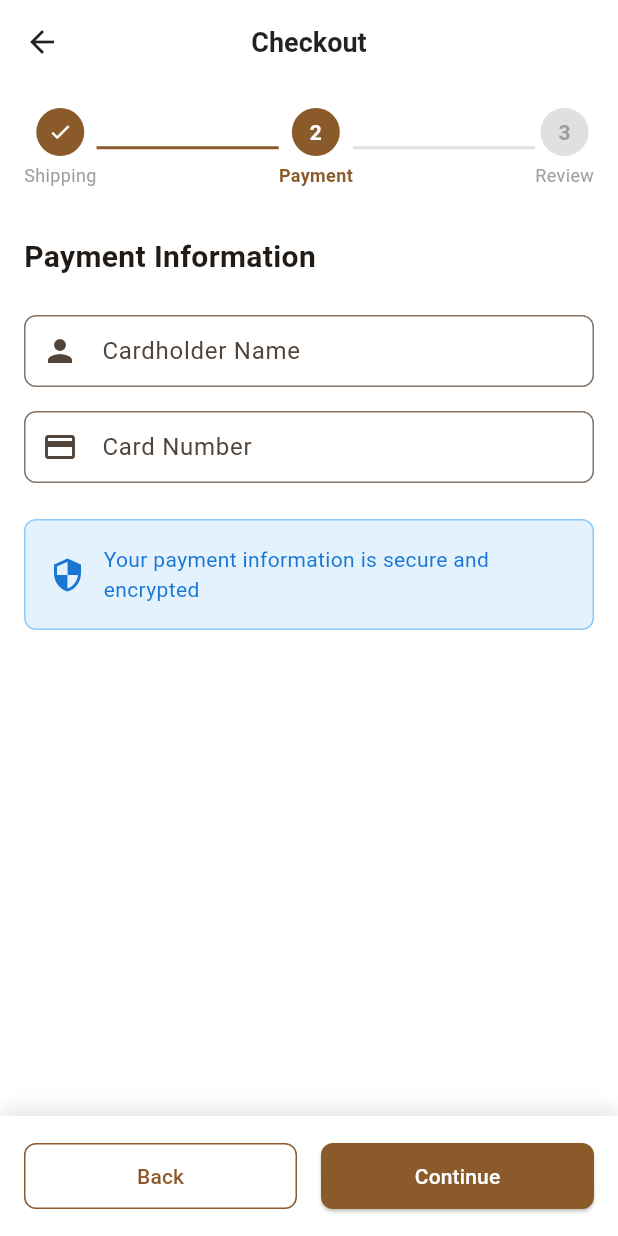
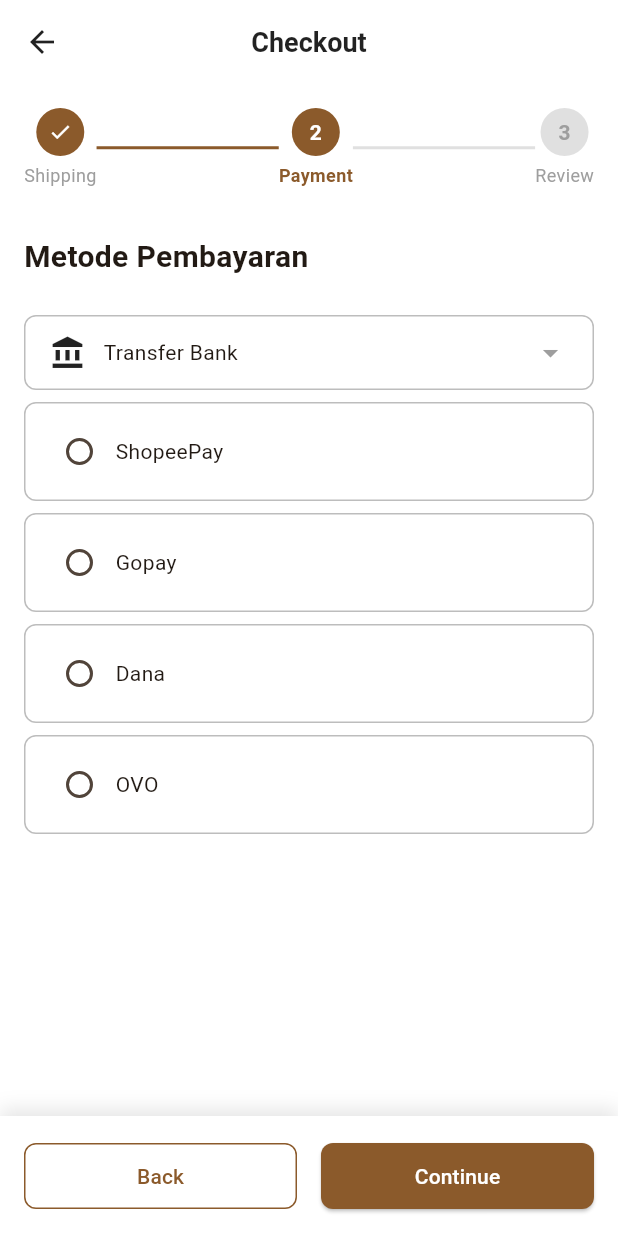
Before and after one commit to nazuhifu/responsi-pab, a Flutter app: the CheckoutScreen screen opened by its route, swiped to page 2, on a phone screen of 412 x 824 dp. Run offline on Flutter 3.47's test engine with Material 3 defaults, Android fonts, the phone set to English and light mode, and no system bars; our stand-ins replace carousel_slider, cloud_firestore, firebase_auth, firebase_core, flutter_rating_bar, image_picker and 1 more; accounts and stored records are empty.

Commit message:
new payment method

```diff
--- a/lib/screens/cart/checkout_screen.dart
+++ b/lib/screens/cart/checkout_screen.dart
@@ -5,6 +5,19 @@
 import '../../providers/auth_provider.dart';
 import '../../utils/app_theme.dart';
 import '../../widgets/checkout_step.dart';
+
+  enum PaymentMethod { bankTransfer, shopeePay, gopay, dana, ovo }
+  enum BankOption {
+    bni,
+    bri,
+    bca,
+    mandiri,
+    jago,
+    seabank,
+    permata,
+    bsi,
+    cimb
+  }
 
 class CheckoutScreen extends StatefulWidget {
   const CheckoutScreen({super.key});
@@ -236,83 +249,138 @@
     );
   }
 
+  PaymentMethod? _selectedPaymentMethod;
+  BankOption? _selectedBank;
+
   Widget _buildPaymentStep() {
     return SingleChildScrollView(
       padding: const EdgeInsets.all(16),
-      child: Form(
-        key: _paymentFormKey,
       child: Column(
         crossAxisAlignment: CrossAxisAlignment.start,
         children: [
           const Text(
-              'Payment Information',
-              style: TextStyle(
-                fontSize: 20,
-                fontWeight: FontWeight.bold,
-              ),
+            'Metode Pembayaran',
+            style: TextStyle(fontSize: 20, fontWeight: FontWeight.bold),
           ),
           const SizedBox(height: 24),
-            TextFormField(
-              controller: _cardHolderController,
-              decoration: const InputDecoration(
-                labelText: 'Cardholder Name',
-                prefixIcon: Icon(Icons.person),
+
+          // Transfer Bank
+          GestureDetector(
+            onTap: () => setState(() => _selectedPaymentMethod = PaymentMethod.bankTransfer),
+            child: Container(
+              padding: const EdgeInsets.symmetric(vertical: 12, horizontal: 16),
+              margin: const EdgeInsets.only(bottom: 8),
+              decoration: BoxDecoration(
+                border: Border.all(
+                  color: _selectedPaymentMethod == PaymentMethod.bankTransfer
+                      ? AppTheme.primaryColor
+                      : Colors.grey.shade400,
                 ),
-              validator: (value) {
-                if (value == null || value.isEmpty) {
-                  return 'Please enter cardholder name';
-                }
-                return null;
-              },
-            ),
-            const SizedBox(height: 16),
-            TextFormField(
-              controller: _cardNumberController,
-              decoration: const InputDecoration(
-                labelText: 'Card Number',
-                prefixIcon: Icon(Icons.credit_card),
-                hintText: '1234 5678 9012 3456',
-              ),
-              keyboardType: TextInputType.number,
-              validator: (value) {
-                if (value == null || value.isEmpty) {
-                  return 'Please enter card number';
-                }
-                if (value.length < 16) {
-                  return 'Please enter a valid card number';
-                }
-                return null;
-              },
-            ),
-            const SizedBox(height: 24),
-            Container(
-              padding: const EdgeInsets.all(16),
-              decoration: BoxDecoration(
-                color: Colors.blue.shade50,
                 borderRadius: BorderRadius.circular(8),
-                border: Border.all(color: Colors.blue.shade200),
               ),
               child: Row(
                 children: [
-                  Icon(Icons.security, color: Colors.blue.shade700),
+                  const Icon(Icons.account_balance),
                   const SizedBox(width: 12),
-                  Expanded(
-                    child: Text(
-                      'Your payment information is secure and encrypted',
-                      style: TextStyle(
-                        color: Colors.blue.shade700,
-                        fontSize: 14,
-                      ),
-                    ),
+                  const Expanded(child: Text("Transfer Bank")),
+                  Icon(
+                    Icons.arrow_drop_down,
+                    color: _selectedPaymentMethod == PaymentMethod.bankTransfer
+                        ? AppTheme.primaryColor
+                        : Colors.grey,
                   ),
                 ],
               ),
             ),
+          ),
+
+          // List bank muncul kalau Transfer Bank dipilih
+          if (_selectedPaymentMethod == PaymentMethod.bankTransfer)
+            Padding(
+              padding: const EdgeInsets.only(left: 16),
+              child: Container(
+                constraints: BoxConstraints(
+                  maxHeight: 250, // batasi tinggi maksimal agar bisa discroll
+                ),
+                child: ListView(
+                  shrinkWrap: true,
+                  physics: const NeverScrollableScrollPhysics(),
+                  children: BankOption.values.map((bank) {
+                    final bankNames = {
+                      BankOption.bni: "Bank BNI",
+                      BankOption.bri: "Bank BRI",
+                      BankOption.bca: "Bank BCA",
+                      BankOption.mandiri: "Bank Mandiri",
+                      BankOption.jago: "Bank Jago",
+                      BankOption.seabank: "SeaBank",
+                      BankOption.permata: "Bank Permata",
+                      BankOption.bsi: "Bank Syariah Indonesia",
+                      BankOption.cimb: "Bank CIMB Niaga",
+                    };
+                    return RadioListTile<BankOption>(
+                      dense: true,
+                      visualDensity: const VisualDensity(horizontal: -4, vertical: -4),
+                      contentPadding: EdgeInsets.zero,
+                      title: Text(
+                        bankNames[bank]!,
+                        style: const TextStyle(fontSize: 13),
+                      ),
+                      value: bank,
+                      groupValue: _selectedBank,
+                      onChanged: (value) => setState(() => _selectedBank = value),
+                    );
+                  }).toList(),
+                ),
+              ),
+            ),
+
+          // Metode lain
+          ...[
+            PaymentMethod.shopeePay,
+            PaymentMethod.gopay,
+            PaymentMethod.dana,
+            PaymentMethod.ovo,
+          ].map((method) {
+            final labels = {
+              PaymentMethod.shopeePay: "ShopeePay",
+              PaymentMethod.gopay: "Gopay",
+              PaymentMethod.dana: "Dana",
+              PaymentMethod.ovo: "OVO",
+            };
+            return GestureDetector(
+              onTap: () => setState(() => _selectedPaymentMethod = method),
+              child: Container(
+                margin: const EdgeInsets.only(bottom: 8),
+                padding: const EdgeInsets.symmetric(vertical: 12, horizontal: 16),
+                decoration: BoxDecoration(
+                  border: Border.all(
+                    color: _selectedPaymentMethod == method
+                        ? AppTheme.primaryColor
+                        : Colors.grey.shade400,
+                  ),
+                  borderRadius: BorderRadius.circular(8),
+                ),
+                child: Row(
+                  children: [
+                    Radio<PaymentMethod>(
+                      value: method,
+                      groupValue: _selectedPaymentMethod,
+                      onChanged: (value) => setState(() => _selectedPaymentMethod = value),
+                      activeColor: AppTheme.primaryColor,
+                      visualDensity: const VisualDensity(horizontal: -2, vertical: -2),
+                    ),
+                    const SizedBox(width: 4),
+                    Text(labels[method]!),
                   ],
                 ),
               ),
             );
+          }),
+        ],
+      ),
+    );
   }
+
 
   Widget _buildReviewStep() {
     return Consumer<CartProvider>(
@@ -435,6 +503,48 @@
   }
 
   Widget _buildPaymentInfo() {
+    String paymentMethodText = '';
+    IconData paymentIcon = Icons.payment;
+
+    if (_selectedPaymentMethod != null) {
+      switch (_selectedPaymentMethod!) {
+        case PaymentMethod.bankTransfer:
+          paymentMethodText = 'Transfer Bank';
+          if (_selectedBank != null) {
+            final bankNames = {
+              BankOption.bni: "Bank BNI",
+              BankOption.bri: "Bank BRI",
+              BankOption.bca: "Bank BCA",
+              BankOption.mandiri: "Bank Mandiri",
+              BankOption.jago: "Bank Jago",
+              BankOption.seabank: "SeaBank",
+              BankOption.permata: "Bank Permata",
+              BankOption.bsi: "Bank Syariah Indonesia",
+              BankOption.cimb: "Bank CIMB Niaga",
+            };
+            paymentMethodText = bankNames[_selectedBank!]!;
+          }
+          paymentIcon = Icons.account_balance;
+          break;
+        case PaymentMethod.shopeePay:
+          paymentMethodText = 'ShopeePay';
+          paymentIcon = Icons.wallet;
+          break;
+        case PaymentMethod.gopay:
+          paymentMethodText = 'Gopay';
+          paymentIcon = Icons.wallet;
+          break;
+        case PaymentMethod.dana:
+          paymentMethodText = 'Dana';
+          paymentIcon = Icons.wallet;
+          break;
+        case PaymentMethod.ovo:
+          paymentMethodText = 'OVO';
+          paymentIcon = Icons.wallet;
+          break;
+      }
+    }
+
     return Card(
       child: Padding(
         padding: const EdgeInsets.all(16),
@@ -451,9 +561,9 @@
             const SizedBox(height: 8),
             Row(
               children: [
-                const Icon(Icons.credit_card),
+                Icon(paymentIcon),
                 const SizedBox(width: 8),
-                Text('**** **** **** ${_cardNumberController.text.length > 4 ? _cardNumberController.text.substring(_cardNumberController.text.length - 4) : "****"}'),
+                Text(paymentMethodText.isEmpty ? 'Belum dipilih' : paymentMethodText),
               ],
             ),
           ],
@@ -512,12 +622,24 @@
         );
       }
     } else if (_currentStep == 1) {
-      if (_paymentFormKey.currentState!.validate()) {
+      // Ganti validasi form dengan validasi payment method
+      if (_selectedPaymentMethod == null) {
+        ScaffoldMessenger.of(context).showSnackBar(
+          const SnackBar(content: Text('Pilih metode pembayaran terlebih dahulu')),
+        );
+        return;
+      }
+      // Jika bank transfer dipilih, pastikan bank juga dipilih
+      if (_selectedPaymentMethod == PaymentMethod.bankTransfer && _selectedBank == null) {
+        ScaffoldMessenger.of(context).showSnackBar(
+          const SnackBar(content: Text('Pilih bank untuk transfer')),
+        );
+        return;
+      }
       _pageController.nextPage(
         duration: const Duration(milliseconds: 300),
         curve: Curves.easeInOut,
       );
-      }
     } else if (_currentStep == 2) {
       _placeOrder();
     }
```
Lines whose indentation alone changed are shown as unchanged.
